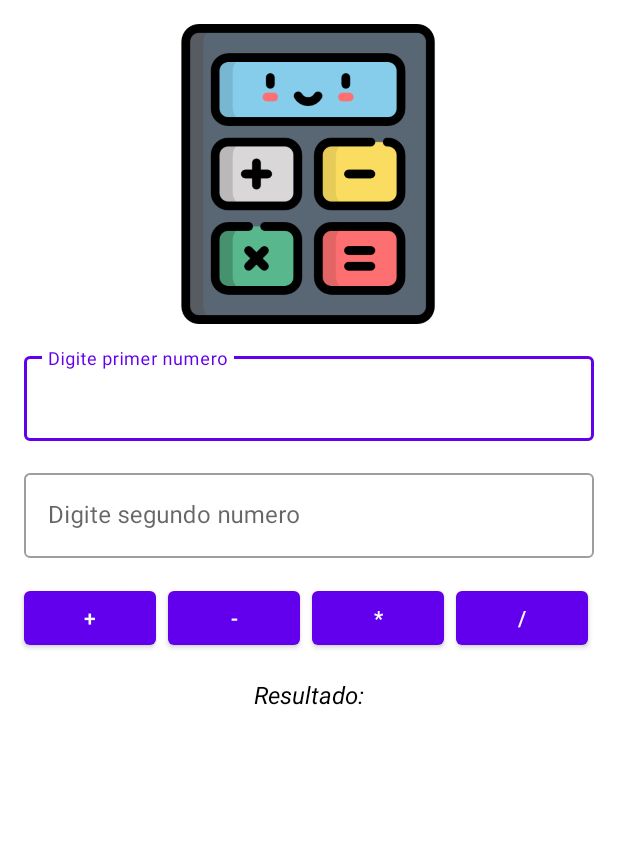
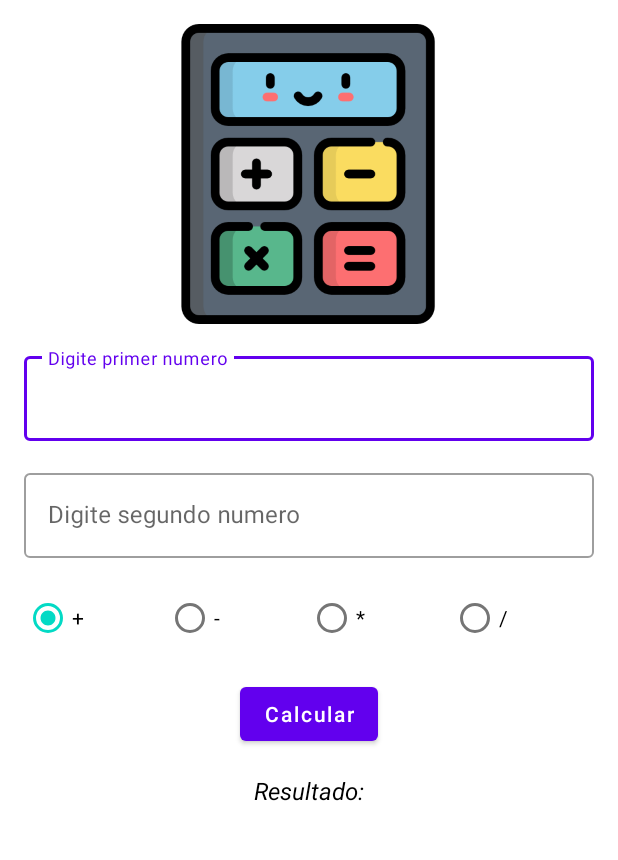
Before and after one commit to edwincubillos24/MiCalculadora, an Android app: the layout activity_main.xml on its own in the app's theme, with its tools: preview values and no code run, on a phone screen of 412 x 824 dp, the part 65-925 px from its top. Run offline under Robolectric (Android 15) with nearby library versions, the light colour scheme and no system bars.

Commit message:
Versión 3.0 Implementación de la calculadora utilizando RadioButton

```diff
--- a/app/src/main/res/layout/activity_main.xml
+++ b/app/src/main/res/layout/activity_main.xml
@@ -82,45 +82,15 @@
     </com.google.android.material.textfield.TextInputLayout>
 
     <Button
-        android:id="@+id/sumar_button"
+        android:id="@+id/calcular_button"
         android:layout_width="wrap_content"
         android:layout_height="wrap_content"
-        android:layout_marginStart="16dp"
         android:layout_marginTop="16dp"
-        android:text="@string/sumar"
-        android:textAllCaps="true"
+        android:text="@string/calcular"
+        android:textAllCaps="false"
+        app:layout_constraintEnd_toEndOf="parent"
         app:layout_constraintStart_toStartOf="parent"
-        app:layout_constraintTop_toBottomOf="@+id/numero_dos_text_input_layout" />
-
-    <Button
-        android:id="@+id/restar_button"
-        android:layout_width="wrap_content"
-        android:layout_height="wrap_content"
-        android:layout_marginStart="8dp"
-        android:layout_marginTop="16dp"
-        android:text="@string/restar"
-        app:layout_constraintStart_toEndOf="@+id/sumar_button"
-        app:layout_constraintTop_toBottomOf="@+id/numero_dos_text_input_layout" />
-
-    <Button
-        android:id="@+id/multiplicar_button"
-        android:layout_width="wrap_content"
-        android:layout_height="wrap_content"
-        android:layout_marginStart="8dp"
-        android:layout_marginTop="16dp"
-        android:text="@string/multiplicar"
-        app:layout_constraintStart_toEndOf="@+id/restar_button"
-        app:layout_constraintTop_toBottomOf="@+id/numero_dos_text_input_layout" />
-
-    <Button
-        android:id="@+id/dividir_button"
-        android:layout_width="wrap_content"
-        android:layout_height="wrap_content"
-        android:layout_marginStart="8dp"
-        android:layout_marginTop="16dp"
-        android:text="@string/dividir"
-        app:layout_constraintStart_toEndOf="@+id/multiplicar_button"
-        app:layout_constraintTop_toBottomOf="@+id/numero_dos_text_input_layout" />
+        app:layout_constraintTop_toBottomOf="@+id/radioGroup" />
 
     <TextView
         android:id="@+id/resultado_text_view"
@@ -135,5 +105,47 @@
         android:textStyle="italic"
         app:layout_constraintEnd_toEndOf="parent"
         app:layout_constraintStart_toStartOf="parent"
-        app:layout_constraintTop_toBottomOf="@+id/sumar_button" />
+        app:layout_constraintTop_toBottomOf="@+id/calcular_button" />
+
+    <RadioGroup
+        android:id="@+id/radioGroup"
+        android:layout_width="0dp"
+        android:layout_height="wrap_content"
+        android:layout_marginStart="16dp"
+        android:layout_marginTop="16dp"
+        android:layout_marginEnd="16dp"
+        android:orientation="horizontal"
+        app:layout_constraintEnd_toEndOf="parent"
+        app:layout_constraintStart_toStartOf="parent"
+        app:layout_constraintTop_toBottomOf="@+id/numero_dos_text_input_layout">
+
+        <RadioButton
+            android:id="@+id/sumar_radio_button"
+            android:layout_width="wrap_content"
+            android:layout_height="wrap_content"
+            android:layout_weight="1"
+            android:checked="true"
+            android:text="@string/sumar" />
+
+        <RadioButton
+            android:id="@+id/restar_radio_button"
+            android:layout_width="wrap_content"
+            android:layout_height="wrap_content"
+            android:layout_weight="1"
+            android:text="@string/restar" />
+
+        <RadioButton
+            android:id="@+id/multiplicar_radio_button"
+            android:layout_width="wrap_content"
+            android:layout_height="wrap_content"
+            android:layout_weight="1"
+            android:text="@string/multiplicar" />
+
+        <RadioButton
+            android:id="@+id/dividir_radio_button"
+            android:layout_width="wrap_content"
+            android:layout_height="wrap_content"
+            android:layout_weight="1"
+            android:text="@string/dividir" />
+    </RadioGroup>
 </androidx.constraintlayout.widget.ConstraintLayout>
--- a/app/src/main/res/values/strings.xml
+++ b/app/src/main/res/values/strings.xml
@@ -9,4 +9,5 @@
     <string name="multiplicar">*</string>
     <string name="dividir">/</string>
     <string name="resultado">Resultado:</string>
+    <string name="calcular">Calcular</string>
 </resources>
```
Also changed, not shown: app/src/main/java/com/edwinacubillos/micalculadora/MainActivity.kt (+6 -20 lines), app/src/main/java/com/edwinacubillos/micalculadora/MainViewModel.kt (+10 -0 lines).
